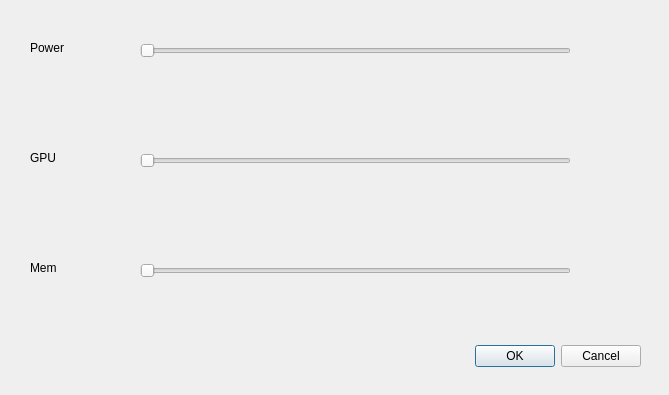
orkblutt/MinerLamp, file nvocdialog.ui: the form before one commit.
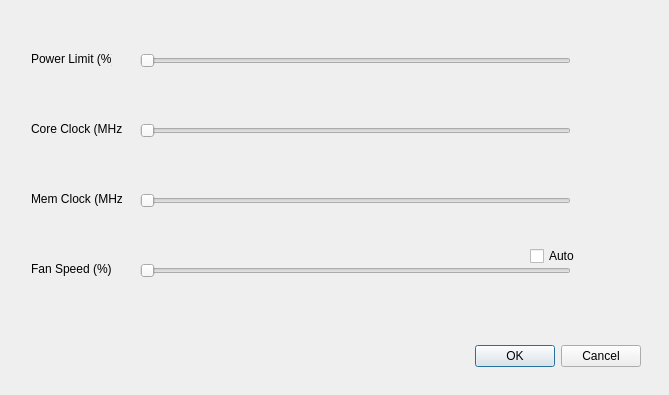
The form after the commit.

The edit to the form file:
```diff
--- a/nvocdialog.ui
+++ b/nvocdialog.ui
@@ -33,7 +33,7 @@
    <property name="geometry">
     <rect>
      <x>140</x>
-     <y>40</y>
+     <y>50</y>
      <width>431</width>
      <height>22</height>
     </rect>
@@ -46,7 +46,7 @@
    <property name="geometry">
     <rect>
      <x>140</x>
-     <y>150</y>
+     <y>120</y>
      <width>431</width>
      <height>22</height>
     </rect>
@@ -59,7 +59,7 @@
    <property name="geometry">
     <rect>
      <x>140</x>
-     <y>260</y>
+     <y>190</y>
      <width>431</width>
      <height>22</height>
     </rect>
@@ -71,40 +71,79 @@
   <widget class="QLabel" name="label">
    <property name="geometry">
     <rect>
-     <x>30</x>
-     <y>40</y>
-     <width>55</width>
+     <x>31</x>
+     <y>51</y>
+     <width>81</width>
      <height>16</height>
     </rect>
    </property>
    <property name="text">
-    <string>Power</string>
+    <string>Power Limit (%)</string>
    </property>
   </widget>
   <widget class="QLabel" name="label_2">
    <property name="geometry">
     <rect>
-     <x>30</x>
-     <y>150</y>
-     <width>55</width>
+     <x>31</x>
+     <y>121</y>
+     <width>91</width>
      <height>16</height>
     </rect>
    </property>
    <property name="text">
-    <string>GPU</string>
+    <string>Core Clock (MHz)</string>
    </property>
   </widget>
   <widget class="QLabel" name="label_3">
    <property name="geometry">
     <rect>
-     <x>30</x>
+     <x>31</x>
+     <y>191</y>
+     <width>91</width>
+     <height>16</height>
+    </rect>
+   </property>
+   <property name="text">
+    <string>Mem Clock (MHz)</string>
+   </property>
+  </widget>
+  <widget class="QSlider" name="horizontalSlider_4">
+   <property name="geometry">
+    <rect>
+     <x>140</x>
      <y>260</y>
-     <width>55</width>
+     <width>431</width>
+     <height>22</height>
+    </rect>
+   </property>
+   <property name="orientation">
+    <enum>Qt::Horizontal</enum>
+   </property>
+  </widget>
+  <widget class="QLabel" name="label_4">
+   <property name="geometry">
+    <rect>
+     <x>31</x>
+     <y>261</y>
+     <width>91</width>
      <height>16</height>
     </rect>
    </property>
    <property name="text">
-    <string>Mem</string>
+    <string>Fan Speed (%)</string>
+   </property>
+  </widget>
+  <widget class="QCheckBox" name="checkBox">
+   <property name="geometry">
+    <rect>
+     <x>530</x>
+     <y>246</y>
+     <width>71</width>
+     <height>20</height>
+    </rect>
+   </property>
+   <property name="text">
+    <string>Auto</string>
    </property>
   </widget>
  </widget>
```
